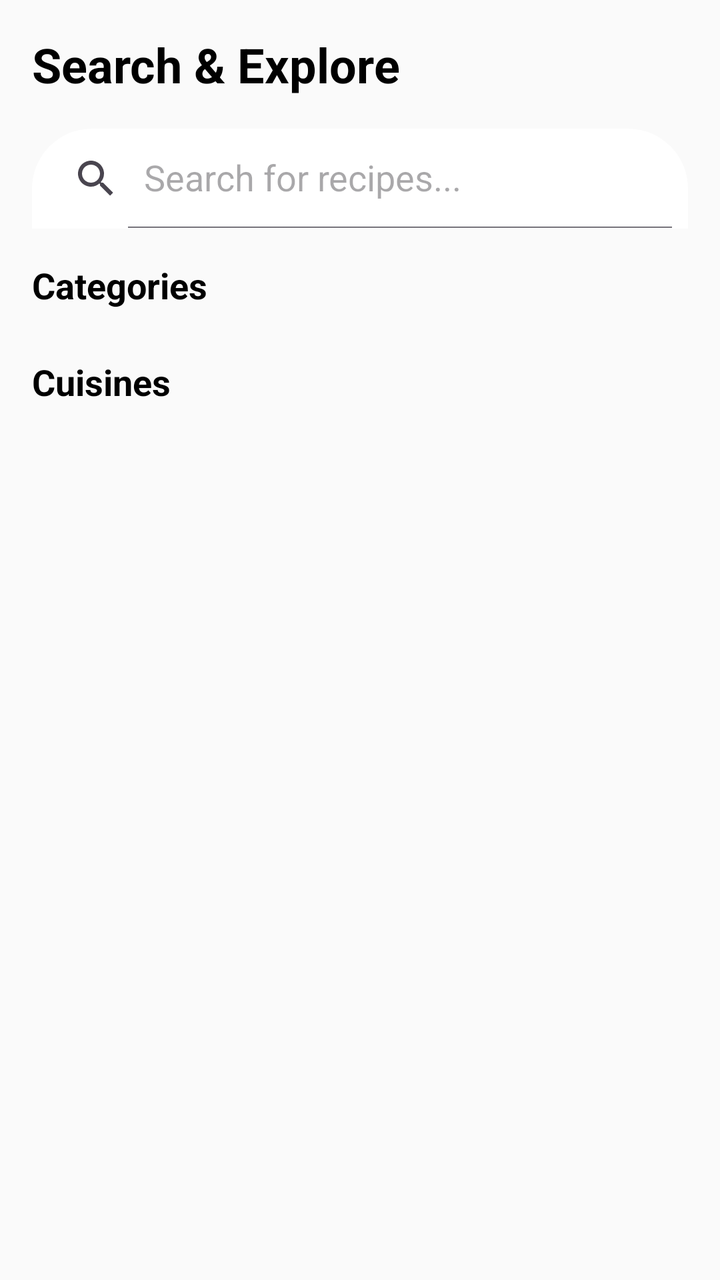
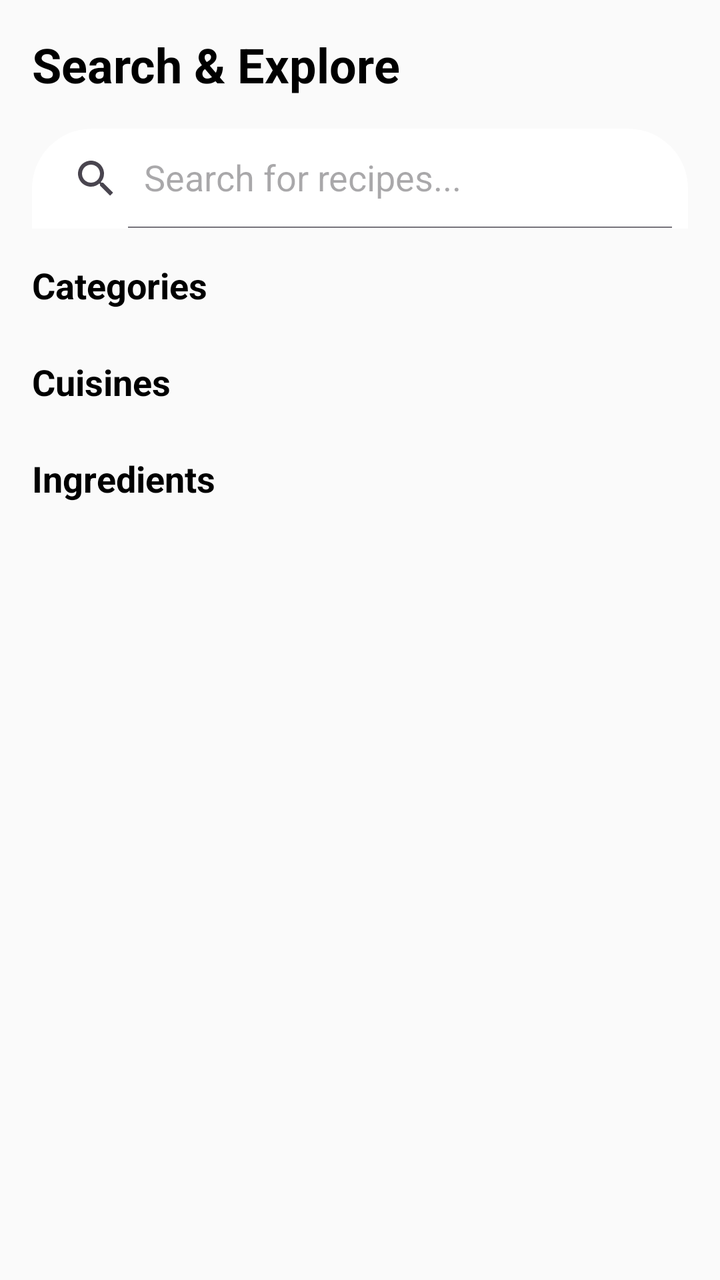

Two renders of the same Android screen: before a commit and after it. Below are the layout's source before the change and the commit's diff.
<!-- AndroidManifest.xml: application theme Theme.FoodPlanner -->
<!-- res/layout/fragment_search.xml -->
<?xml version="1.0" encoding="utf-8"?>
<androidx.constraintlayout.widget.ConstraintLayout
    xmlns:android="http://schemas.android.com/apk/res/android"
    xmlns:app="http://schemas.android.com/apk/res-auto"
    xmlns:tools="http://schemas.android.com/tools"
    android:layout_width="match_parent"
    android:layout_height="match_parent"
    android:background="@color/background_light"
    android:padding="16dp">

    <TextView
        android:id="@+id/tvTitle"
        android:layout_width="wrap_content"
        android:layout_height="wrap_content"
        android:text="Search &amp; Explore"
        android:textSize="24sp"
        android:textStyle="bold"
        android:textColor="@color/black"
        app:layout_constraintTop_toTopOf="parent"
        app:layout_constraintStart_toStartOf="parent"/>

    <androidx.appcompat.widget.SearchView
        android:id="@+id/searchView"
        android:layout_width="match_parent"
        android:layout_height="50dp"
        android:layout_marginTop="16dp"
        android:background="@drawable/bg_rounded_top_white"
        app:queryHint="Search for recipes..."
        app:iconifiedByDefault="false"
        app:layout_constraintTop_toBottomOf="@id/tvTitle" />

    <TextView
        android:id="@+id/lblCategories"
        android:layout_width="wrap_content"
        android:layout_height="wrap_content"
        android:text="Categories"
        android:textSize="18sp"
        android:textStyle="bold"
        android:textColor="@color/black"
        android:layout_marginTop="16dp"
        app:layout_constraintTop_toBottomOf="@id/searchView"
        app:layout_constraintStart_toStartOf="parent"/>

    <androidx.recyclerview.widget.RecyclerView
        android:id="@+id/rvCategoryChips"
        android:layout_width="match_parent"
        android:layout_height="wrap_content"
        android:layout_marginTop="8dp"
        android:orientation="horizontal"
        app:layoutManager="androidx.recyclerview.widget.LinearLayoutManager"
        app:layout_constraintTop_toBottomOf="@id/lblCategories"
        tools:listitem="@layout/item_chip_category"/>

    <TextView
        android:id="@+id/lblCountries"
        android:layout_width="wrap_content"
        android:layout_height="wrap_content"
        android:text="Cuisines"
        android:textSize="18sp"
        android:textStyle="bold"
        android:textColor="@color/black"
        android:layout_marginTop="16dp"
        app:layout_constraintTop_toBottomOf="@id/rvCategoryChips"
        app:layout_constraintStart_toStartOf="parent"/>

    <androidx.recyclerview.widget.RecyclerView
        android:id="@+id/rvCountryChips"
        android:layout_width="match_parent"
        android:layout_height="wrap_content"
        android:layout_marginTop="8dp"
        android:orientation="horizontal"
        app:layoutManager="androidx.recyclerview.widget.LinearLayoutManager"
        app:layout_constraintTop_toBottomOf="@id/lblCountries"
        tools:listitem="@layout/item_chip_category"/>

    <androidx.recyclerview.widget.RecyclerView
        android:id="@+id/rvSearchResults"
        android:layout_width="match_parent"
        android:layout_height="0dp"
        android:layout_marginTop="16dp"
        app:layoutManager="androidx.recyclerview.widget.GridLayoutManager"
        app:spanCount="2"
        app:layout_constraintTop_toBottomOf="@id/rvCountryChips"
        app:layout_constraintBottom_toBottomOf="parent"
        app:layout_constraintStart_toStartOf="parent"
        app:layout_constraintEnd_toEndOf="parent"/>

    <ProgressBar
        android:id="@+id/progressBar"
        android:layout_width="wrap_content"
        android:layout_height="wrap_content"
        android:visibility="gone"
        app:layout_constraintBottom_toBottomOf="parent"
        app:layout_constraintEnd_toEndOf="parent"
        app:layout_constraintStart_toStartOf="parent"
        app:layout_constraintTop_toTopOf="parent" />

</androidx.constraintlayout.widget.ConstraintLayout>
<!-- res/layout/item_chip_category.xml (included above) -->
<?xml version="1.0" encoding="utf-8"?>
<com.google.android.material.chip.Chip xmlns:android="http://schemas.android.com/apk/res/android"
    android:id="@+id/chipCategory"
    style="@style/Widget.MaterialComponents.Chip.Choice"
    android:layout_width="wrap_content"
    android:layout_height="wrap_content"
    android:layout_marginEnd="8dp"
    android:checkable="true"
    android:clickable="true"
    android:focusable="true"
    android:text="Category"
    android:textColor="@color/black" />
<!-- resources referenced by this layout -->
<resources>
  <color name="background_light">#FAFAFA</color>
  <color name="black">#000000</color>
  <!-- drawable bg_rounded_top_white (drawable) -->
  <?xml version="1.0" encoding="utf-8"?>
  <shape xmlns:android="http://schemas.android.com/apk/res/android"
      android:shape="rectangle">
      <solid android:color="@color/white" />
      <corners
          android:topLeftRadius="30dp"
          android:topRightRadius="30dp" />
  </shape>
  <style name="Theme.FoodPlanner" parent="Theme.Material3.Light.NoActionBar">
          <item name="colorPrimary">@color/purple_primary</item>
          <item name="colorPrimaryVariant">@color/purple_variant</item>
          <item name="colorOnPrimary">@color/white</item>
  
          <item name="colorSecondary">@color/gold_accent</item>
          <item name="colorOnSecondary">@color/text_primary</item>
  
          <item name="android:windowBackground">@color/background_light</item>
          <item name="android:statusBarColor">@color/purple_primary</item>
      </style>
  <color name="white">#FFFFFF</color>
  <color name="purple_primary">#4A148C</color>
  <color name="purple_variant">#7B1FA2</color>
  <color name="gold_accent">#FFC107</color>
  <color name="text_primary">#212121</color>
</resources>

<!-- the commit's change to res/layout/fragment_search.xml (unified diff, before → after) -->
@@ -73,6 +73,28 @@
         app:layout_constraintTop_toBottomOf="@id/lblCountries"
         tools:listitem="@layout/item_chip_category"/>
 
+    <TextView
+        android:id="@+id/lblIngredients"
+        android:layout_width="wrap_content"
+        android:layout_height="wrap_content"
+        android:text="Ingredients"
+        android:textSize="18sp"
+        android:textStyle="bold"
+        android:textColor="@color/black"
+        android:layout_marginTop="16dp"
+        app:layout_constraintTop_toBottomOf="@id/rvCountryChips"
+        app:layout_constraintStart_toStartOf="parent"/>
+
+    <androidx.recyclerview.widget.RecyclerView
+        android:id="@+id/rvIngredientChips"
+        android:layout_width="match_parent"
+        android:layout_height="wrap_content"
+        android:layout_marginTop="8dp"
+        android:orientation="horizontal"
+        app:layoutManager="androidx.recyclerview.widget.LinearLayoutManager"
+        app:layout_constraintTop_toBottomOf="@id/lblIngredients"
+        tools:listitem="@layout/item_chip_category"/>
+
     <androidx.recyclerview.widget.RecyclerView
         android:id="@+id/rvSearchResults"
         android:layout_width="match_parent"
@@ -80,7 +102,7 @@
         android:layout_marginTop="16dp"
         app:layoutManager="androidx.recyclerview.widget.GridLayoutManager"
         app:spanCount="2"
-        app:layout_constraintTop_toBottomOf="@id/rvCountryChips"
+        app:layout_constraintTop_toBottomOf="@id/rvIngredientChips"
         app:layout_constraintBottom_toBottomOf="parent"
         app:layout_constraintStart_toStartOf="parent"
         app:layout_constraintEnd_toEndOf="parent"/>
